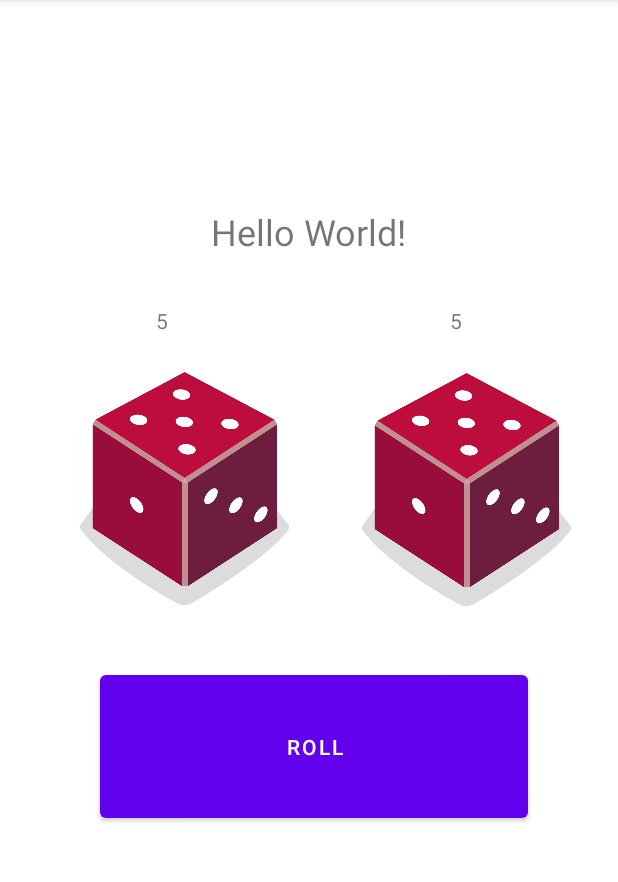
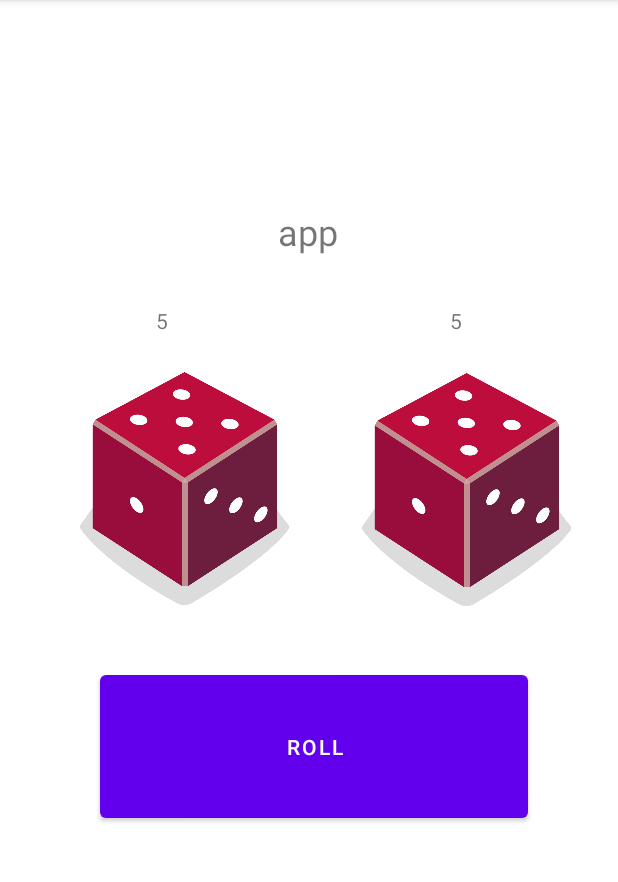
Before and after one commit to MGalt27/AndroidStudioProject, an Android app: the screen it shows after launch (MainActivity), after a tap on "ROLL", on a phone screen of 412 x 824 dp, the part 84-966 px from its top. Run offline under Robolectric (Android 15) with nearby library versions, the phone set to English and light mode, and no system bars.

Commit message:
15.04.23 A-S LMint v0.1

```diff
--- a/app/src/main/res/layout/activity_main.xml
+++ b/app/src/main/res/layout/activity_main.xml
@@ -10,7 +10,7 @@
         android:id="@+id/textView"
         android:layout_width="198dp"
         android:layout_height="42dp"
-        android:text="Hello World!"
+        android:text="app"
         android:textAlignment="center"
         android:textSize="24sp"
         app:layout_constraintBottom_toBottomOf="parent"
```
